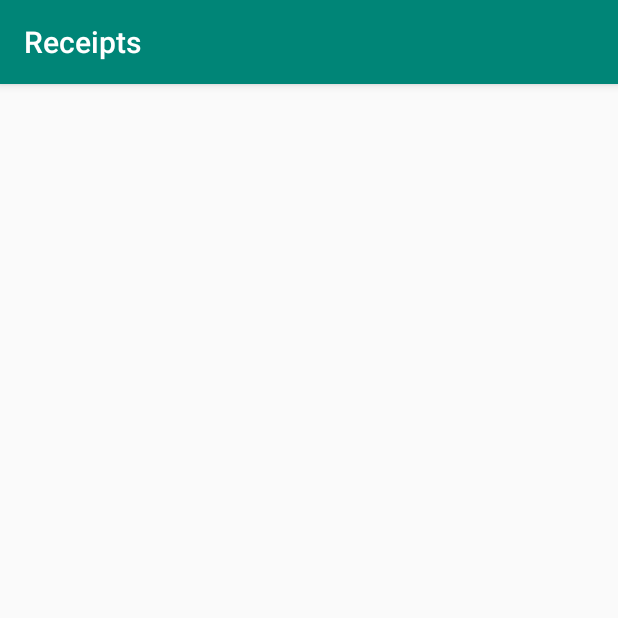
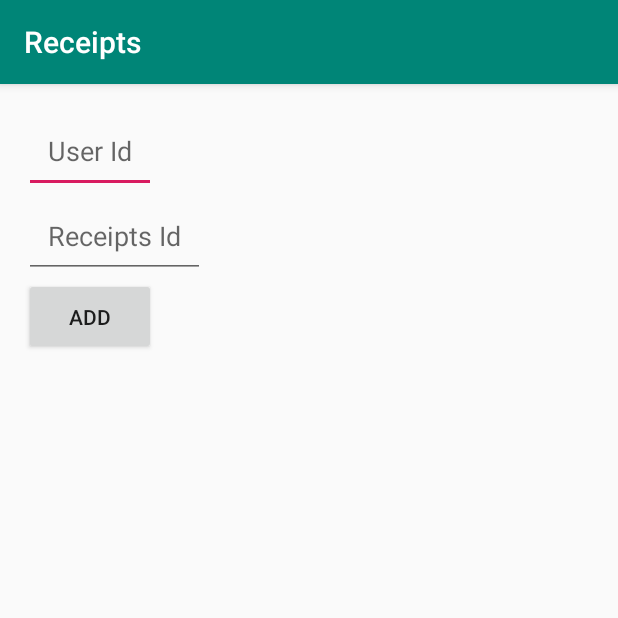
Before and after one commit to alvarezaaronAI/Receipt_ADV_App, an Android app: the FirebaseActivity screen opened directly, with no data from a screen before it, on a phone screen of 412 x 824 dp, the top half of it. Run offline under Robolectric (Android 15) with nearby library versions, the phone set to English and light mode, and no system bars.

Commit message:
added firebase dependacies and simple activity

```diff
--- a/app/src/main/java/alphag/com/receipts/FirebaseActivity.java
+++ b/app/src/main/java/alphag/com/receipts/FirebaseActivity.java
@@ -2,16 +2,26 @@ package alphag.com.receipts;
 
 import android.support.v7.app.AppCompatActivity;
 import android.os.Bundle;
+import android.widget.EditText;
 
 public class FirebaseActivity extends AppCompatActivity {
+    private static final String TAG = "FirebaseActivity";
+    EditText mET_User_Id;
+    EditText mET_Receipt_Id;
 
     @Override
     protected void onCreate(Bundle savedInstanceState) {
         super.onCreate(savedInstanceState);
         setContentView(R.layout.activity_firebase);
 
+        mET_User_Id = (EditText) findViewById(R.id.et_user_id);
+        mET_Receipt_Id = (EditText) findViewById(R.id.et_receipts_id);
+    }
+
+    public void addUser(String userId , String receiptId) {
+        String userIdTemp = mET_User_Id.getText().toString();
+        String receiptIdTemp = mET_Receipt_Id.getText().toString();
 
     }
 
-    private firebase
 }
--- a/app/src/main/res/layout/activity_firebase.xml
+++ b/app/src/main/res/layout/activity_firebase.xml
@@ -1,9 +1,34 @@
 <?xml version="1.0" encoding="utf-8"?>
-<android.support.constraint.ConstraintLayout xmlns:android="http://schemas.android.com/apk/res/android"
-    xmlns:app="http://schemas.android.com/apk/res-auto"
+<LinearLayout
+    xmlns:android="http://schemas.android.com/apk/res/android"
     xmlns:tools="http://schemas.android.com/tools"
     android:layout_width="match_parent"
     android:layout_height="match_parent"
-    tools:context=".FirebaseActivity">
-
-</android.support.constraint.ConstraintLayout>
+    tools:context=".FirebaseActivity"
+    android:padding="16dp"
+    android:orientation="vertical"
+    >
+    <EditText
+        android:layout_width="wrap_content"
+        android:layout_height="wrap_content"
+        android:hint="@string/user_id"
+        android:id="@+id/et_user_id"
+        android:padding="16dp"
+        android:textAlignment="center"
+        />
+    <EditText
+        android:layout_width="wrap_content"
+        android:layout_height="wrap_content"
+        android:id="@+id/et_receipts_id"
+        android:hint="@string/receipts_id"
+        android:padding="16dp"
+        android:textAlignment="center"
+        />
+    <Button
+        android:layout_width="wrap_content"
+        android:layout_height="wrap_content"
+        android:textAlignment="center"
+        android:text="add"
+        android:padding="16dp"
+        />
+</LinearLayout>
--- a/app/src/main/res/values/strings.xml
+++ b/app/src/main/res/values/strings.xml
@@ -5,4 +5,6 @@
     <string name="detect">Detect</string>
     <string name="snapshot">SnapShot</string>
     <string name="image_for_detection">Image for detection</string>
+    <string name="user_id">User Id</string>
+    <string name="receipts_id">Receipts Id</string>
 </resources>
```
